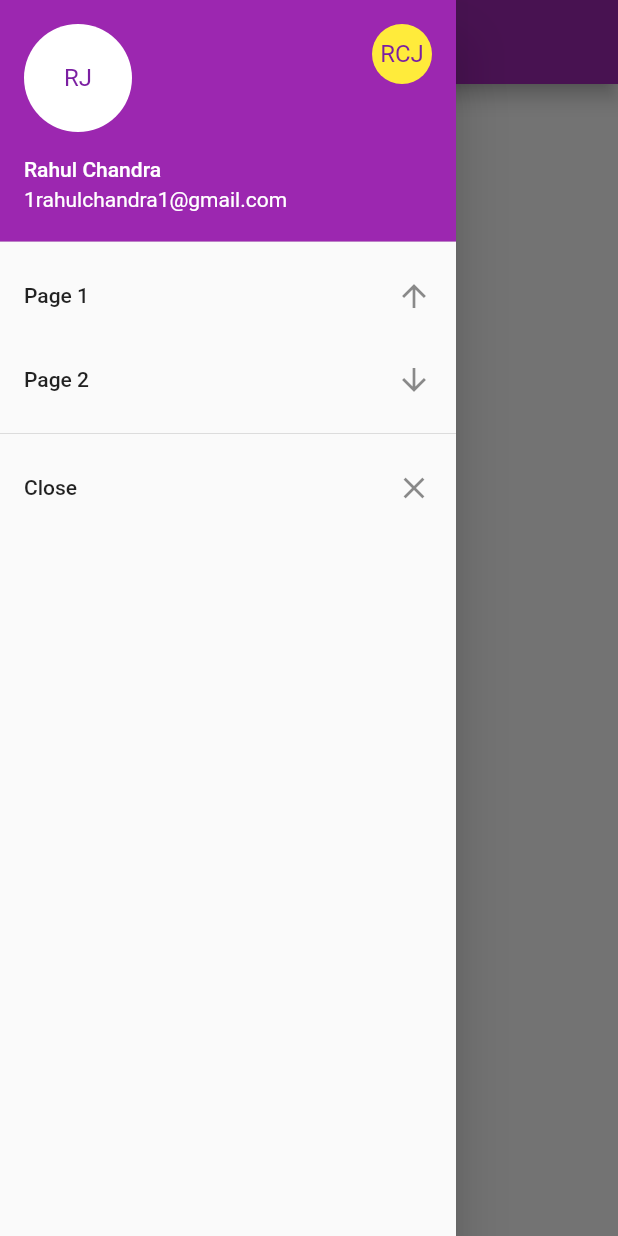
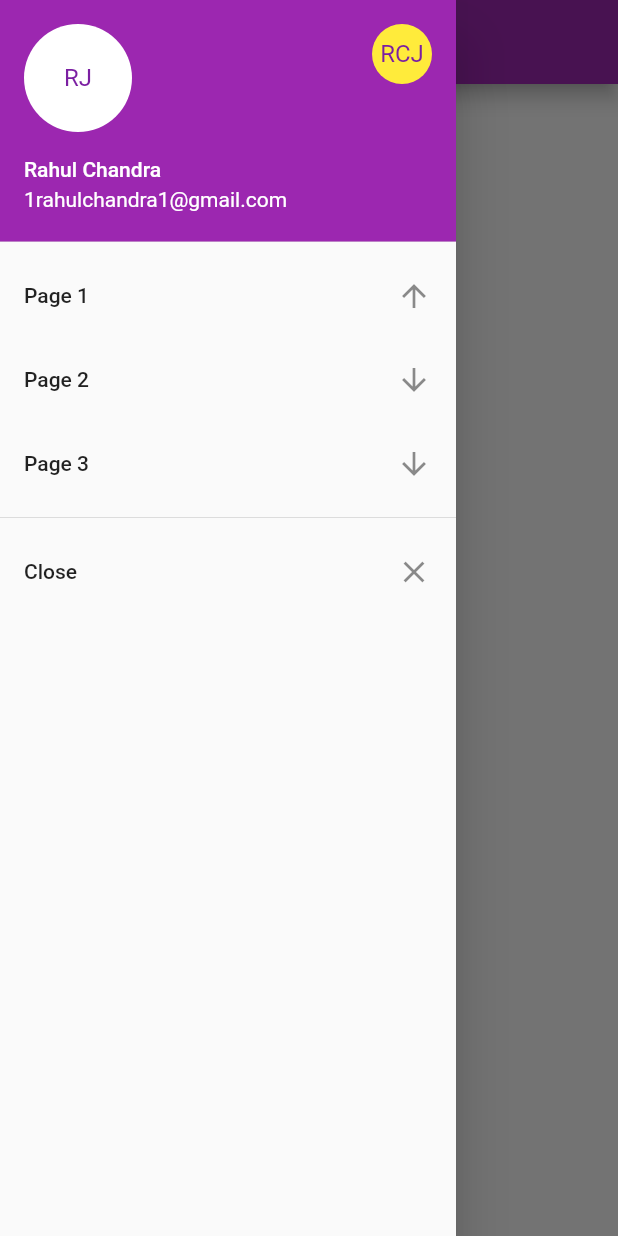
Before and after one commit to irahulcse/A-Complete-Guide-To-Flutter, a Flutter app: the screen it shows after launch, with the side drawer open, on a phone screen of 412 x 824 dp. Run offline on Flutter 3.47's test engine with Material 2 defaults, Android fonts, the phone set to English and light mode, and no system bars; our stand-ins replace camera.

```diff
--- a/007-material_navigation_drawer_app/lib/main.dart
+++ b/007-material_navigation_drawer_app/lib/main.dart
@@ -67,6 +67,19 @@ class HomePage extends StatelessWidget {
                 );
               },
             ),
+             new ListTile(
+              title: new Text("Page 3"),
+              trailing: new Icon(Icons.arrow_downward),
+              onTap:(){
+                Navigator.of(context).pop();
+                Navigator.of(context).push(
+                  new MaterialPageRoute(
+                    builder: (BuildContext context)=>
+                      new NewPage("Page 3"),
+                  )
+                );
+              },
+            ),
             new Divider(),
             new ListTile(
               title: new Text("Close"),
--- a/007-material_navigation_drawer_app/lib/new_page.dart
+++ b/007-material_navigation_drawer_app/lib/new_page.dart
@@ -15,3 +15,5 @@ NewPage(this.title);
     );
   }
 }
+
+//there is the need to bring down the most
```
